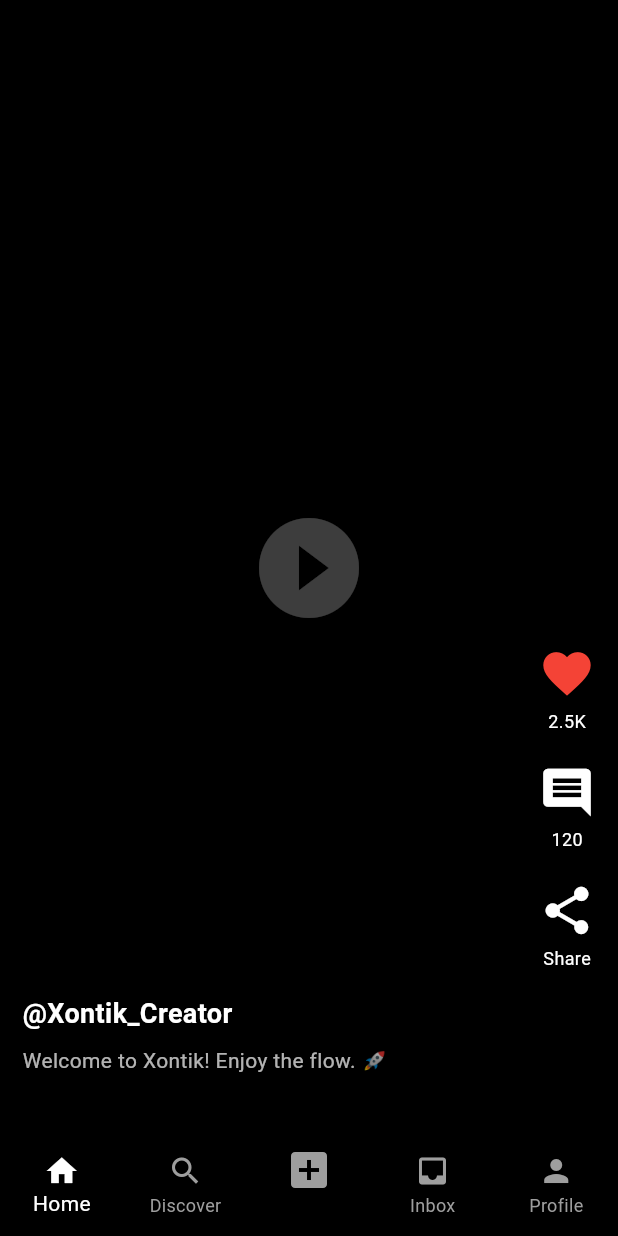
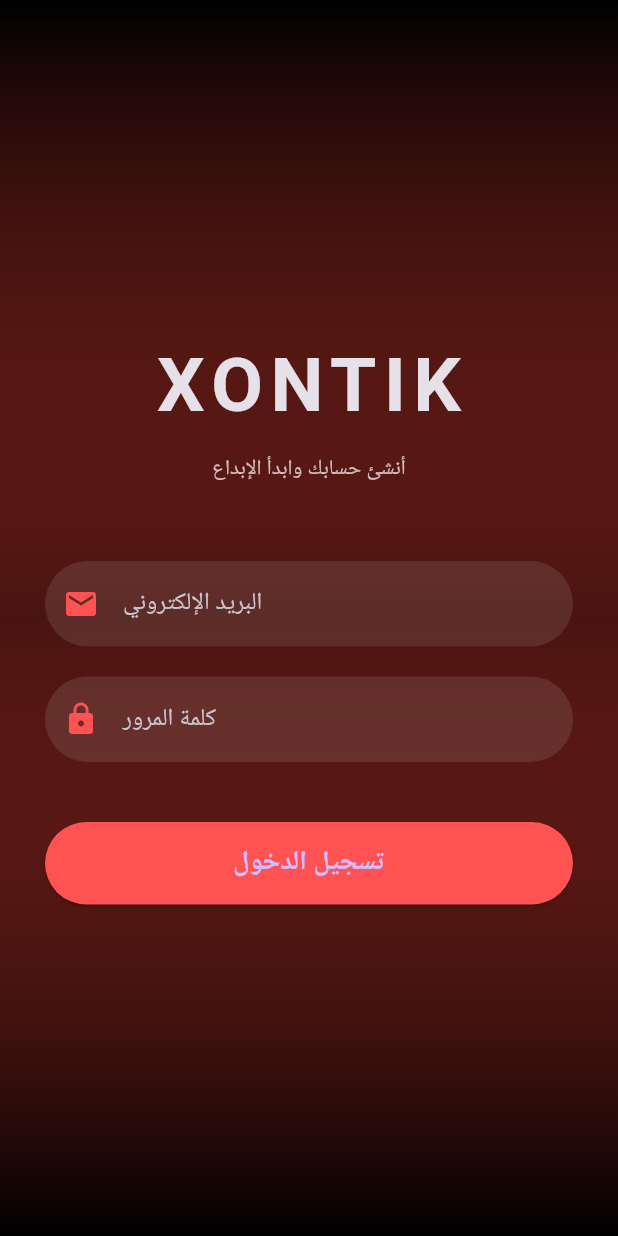
Before and after one commit to express-shopping/Xontik_V2, a Flutter app: the screen it shows after launch, on a phone screen of 412 x 824 dp. Run offline on Flutter 3.47's test engine with Material 3 defaults, Android fonts, the phone set to English and light mode, and no system bars.

Commit message:
Update UI: Arabic support and User Avatar

```diff
--- a/lib/main.dart
+++ b/lib/main.dart
@@ -1,114 +1,184 @@
 import 'package:flutter/material.dart';
 
-void main() => runApp(const XontikApp());
+void main() => runApp(const XontikProApp());
 
-class XontikApp extends StatelessWidget {
-  const XontikApp({super.key});
+class XontikProApp extends StatelessWidget {
+  const XontikProApp({super.key});
 
   @override
   Widget build(BuildContext context) {
     return MaterialApp(
       debugShowCheckedModeBanner: false,
-      title: 'XONTIK',
+      title: 'XONTIK PRO',
+      locale: const Locale('ar', 'AE'), // دعم العربية
       theme: ThemeData.dark().copyWith(
         scaffoldBackgroundColor: Colors.black,
+        primaryColor: Colors.redAccent,
       ),
-      home: const TikTokScreen(),
+      home: const AuthScreen(), // البداية بصفحة تسجيل الدخول
     );
   }
 }
 
-class TikTokScreen extends StatelessWidget {
-  const TikTokScreen({super.key});
+// --- صفحة تسجيل الدخول الراقية ---
+class AuthScreen extends StatelessWidget {
+  const AuthScreen({super.key});
 
   @override
   Widget build(BuildContext context) {
-    // قائمة ألوان لمحاكاة خلفيات الفيديو لضمان خفة التطبيق
-    final List<Color> videoPlaceholders = [
-      Colors.black,
-      Colors.blueGrey[900]!,
-      Colors.black87,
-      Colors.indigo[900]!,
-    ];
+    return Scaffold(
+      body: Container(
+        padding: const EdgeInsets.all(30),
+        decoration: BoxDecoration(
+          gradient: LinearGradient(
+            colors: [Colors.black, Colors.red.withOpacity(0.3), Colors.black],
+            begin: Alignment.topCenter, end: Alignment.bottomCenter,
+          ),
+        ),
+        child: Column(
+          mainAxisAlignment: MainAxisAlignment.center,
+          children: [
+            const Text("XONTIK", style: TextStyle(fontSize: 50, fontWeight: FontWeight.bold, letterSpacing: 5)),
+            const SizedBox(height: 10),
+            const Text("أنشئ حسابك وابدأ الإبداع", style: TextStyle(color: Colors.white70)),
+            const SizedBox(height: 50),
+            _buildInput("البريد الإلكتروني", Icons.email),
+            const SizedBox(height: 20),
+            _buildInput("كلمة المرور", Icons.lock, isPass: true),
+            const SizedBox(height: 40),
+            ElevatedButton(
+              style: ElevatedButton.styleFrom(
+                backgroundColor: Colors.redAccent,
+                minimumSize: const Size(double.infinity, 55),
+                shape: RoundedRectangleBorder(borderRadius: BorderRadius.circular(30)),
+              ),
+              onPressed: () => Navigator.push(context, MaterialPageRoute(builder: (context) => const MainVideoScreen())),
+              child: const Text("تسجيل الدخول", style: TextStyle(fontSize: 18, fontWeight: FontWeight.bold)),
+            ),
+          ],
+        ),
+      ),
+    );
+  }
 
+  Widget _buildInput(String hint, IconData icon, {bool isPass = false}) {
+    return TextField(
+      obscureText: isPass,
+      decoration: InputDecoration(
+        prefixIcon: Icon(icon, color: Colors.redAccent),
+        hintText: hint,
+        filled: true,
+        fillColor: Colors.white10,
+        border: OutlineInputBorder(borderRadius: BorderRadius.circular(30), borderSide: BorderSide.none),
+      ),
+    );
+  }
+}
+
+// --- واجهة الفيديوهات الرئيسية (مثل تيك توك) ---
+class MainVideoScreen extends StatefulWidget {
+  const MainVideoScreen({super.key});
+
+  @override
+  State<MainVideoScreen> createState() => _MainVideoScreenState();
+}
+
+class _MainVideoScreenState extends State<MainVideoScreen> {
+  bool isLiked = false;
+
+  @override
+  Widget build(BuildContext context) {
     return Scaffold(
-      body: PageView.builder(
-        scrollDirection: Axis.vertical, // التمرير الرأسي مثل تيك توك
-        itemCount: videoPlaceholders.length,
-        itemBuilder: (context, index) {
-          return Stack(
-            fit: StackFit.expand,
+      body: Stack(
         children: [
-              // خلفية الفيديو
-              Container(color: videoPlaceholders[index]),
-              const Center(
-                child: Icon(Icons.play_circle_fill, size: 80, color: Colors.white24),
+          // محاكي الفيديو (خلفية سوداء)
+          PageView.builder(
+            scrollDirection: Axis.vertical,
+            itemCount: 10,
+            itemBuilder: (context, index) => Container(color: Colors.black, child: const Center(child: Icon(Icons.play_circle_outline, size: 100, color: Colors.white10))),
           ),
 
-              // الأزرار الجانبية للتفاعل
+          // الأزرار بجهة اليسار (ثابتة وراقية)
           Positioned(
-                right: 15,
-                bottom: 100,
+            left: 20, // جهة اليسار كما طلبت
+            bottom: 120,
             child: Column(
               children: [
-                    _buildIcon(Icons.favorite, "2.5K", Colors.red),
-                    _buildIcon(Icons.comment, "120", Colors.white),
-                    _buildIcon(Icons.share, "Share", Colors.white),
+                _buildUserAvatar(),
+                const SizedBox(height: 25),
+                _buildSideButton(isLiked ? Icons.favorite : Icons.favorite_border, "2.5K", isLiked ? Colors.red : Colors.white, () => setState(() => isLiked = !isLiked)),
+                _buildSideButton(Icons.comment, "400", Colors.white, () {}),
+                _buildSideButton(Icons.share, "مشاركة", Colors.white, () {}),
               ],
             ),
           ),
 
-              // معلومات المستخدم ووصف الفيديو
+          // وصف الفيديو أسفل اليمين
           Positioned(
-                left: 15,
+            right: 20,
             bottom: 40,
             child: Column(
-                  crossAxisAlignment: CrossAxisAlignment.start,
+              crossAxisAlignment: CrossAxisAlignment.end,
               children: const [
-                    Text(
-                      "@Xontik_Creator",
-                      style: TextStyle(fontWeight: FontWeight.bold, fontSize: 18, color: Colors.white),
-                    ),
-                    SizedBox(height: 8),
-                    Text(
-                      "Welcome to Xontik! Enjoy the flow. 🚀",
-                      style: TextStyle(color: Colors.white70, fontSize: 14),
-                    ),
+                Text("@XONTIK_PRO", style: TextStyle(fontWeight: FontWeight.bold, fontSize: 20)),
+                SizedBox(height: 10),
+                Text("هذا هو التصميم النهائي الذي حلمت به 🚀", style: TextStyle(color: Colors.white)),
               ],
             ),
           ),
         ],
+      ),
+      bottomNavigationBar: _buildBottomNav(),
     );
-        },
+  }
+
+  Widget _buildUserAvatar() {
+    return Stack(
+      clipBehavior: Clip.none,
+      children: [
+        Container(
+          padding: const EdgeInsets.all(2),
+          decoration: const BoxDecoration(color: Colors.white, shape: BoxShape.circle),
+          child: const CircleAvatar(radius: 25, backgroundColor: Colors.black, child: Icon(Icons.person, color: Colors.white)),
         ),
-      // شريط التنقل السفلي
-      bottomNavigationBar: BottomNavigationBar(
-        backgroundColor: Colors.black,
-        selectedItemColor: Colors.white,
-        unselectedItemColor: Colors.grey,
-        type: BottomNavigationBarType.fixed,
-        items: const [
-          BottomNavigationBarItem(icon: Icon(Icons.home), label: 'Home'),
-          BottomNavigationBarItem(icon: Icon(Icons.search), label: 'Discover'),
-          BottomNavigationBarItem(icon: Icon(Icons.add_box, size: 32), label: ''),
-          BottomNavigationBarItem(icon: Icon(Icons.inbox), label: 'Inbox'),
-          BottomNavigationBarItem(icon: Icon(Icons.person), label: 'Profile'),
+        Positioned(bottom: -10, left: 18, child: Container(decoration: const BoxDecoration(color: Colors.red, shape: BoxShape.circle), child: const Icon(Icons.add, size: 20, color: Colors.white))),
       ],
+    );
+  }
+
+  Widget _buildSideButton(IconData icon, String label, Color color, VoidCallback onTap) {
+    return GestureDetector(
+      onTap: onTap,
+      child: Padding(
+        padding: const EdgeInsets.symmetric(vertical: 12),
+        child: Column(
+          children: [
+            Container(
+              padding: const EdgeInsets.all(10),
+              decoration: BoxDecoration(color: Colors.white.withOpacity(0.1), borderRadius: BorderRadius.circular(15)),
+              child: Icon(icon, size: 30, color: color),
+            ),
+            const SizedBox(height: 5),
+            Text(label, style: const TextStyle(fontSize: 12, fontWeight: FontWeight.bold)),
+          ],
+        ),
       ),
     );
   }
 
-  // ويدجت بناء الأزرار الجانبية
-  Widget _buildIcon(IconData icon, String label, Color color) {
-    return Padding(
-      padding: const EdgeInsets.symmetric(vertical: 10),
-      child: Column(
-        children: [
-          Icon(icon, size: 38, color: color),
-          const SizedBox(height: 4),
-          Text(label, style: const TextStyle(color: Colors.white, fontSize: 12)),
+  Widget _buildBottomNav() {
+    return BottomNavigationBar(
+      backgroundColor: Colors.black,
+      selectedItemColor: Colors.redAccent,
+      unselectedItemColor: Colors.white54,
+      type: BottomNavigationBarType.fixed,
+      items: const [
+        BottomNavigationBarItem(icon: Icon(Icons.home_filled), label: 'الرئيسية'),
+        BottomNavigationBarItem(icon: Icon(Icons.explore), label: 'اكتشف'),
+        BottomNavigationBarItem(icon: Icon(Icons.add_box, size: 40), label: ''),
+        BottomNavigationBarItem(icon: Icon(Icons.chat_bubble), label: 'الرسائل'),
+        BottomNavigationBarItem(icon: Icon(Icons.person), label: 'الملف الشخصي'),
       ],
-      ),
     );
   }
 }
```
Lines whose indentation alone changed are shown as unchanged.
